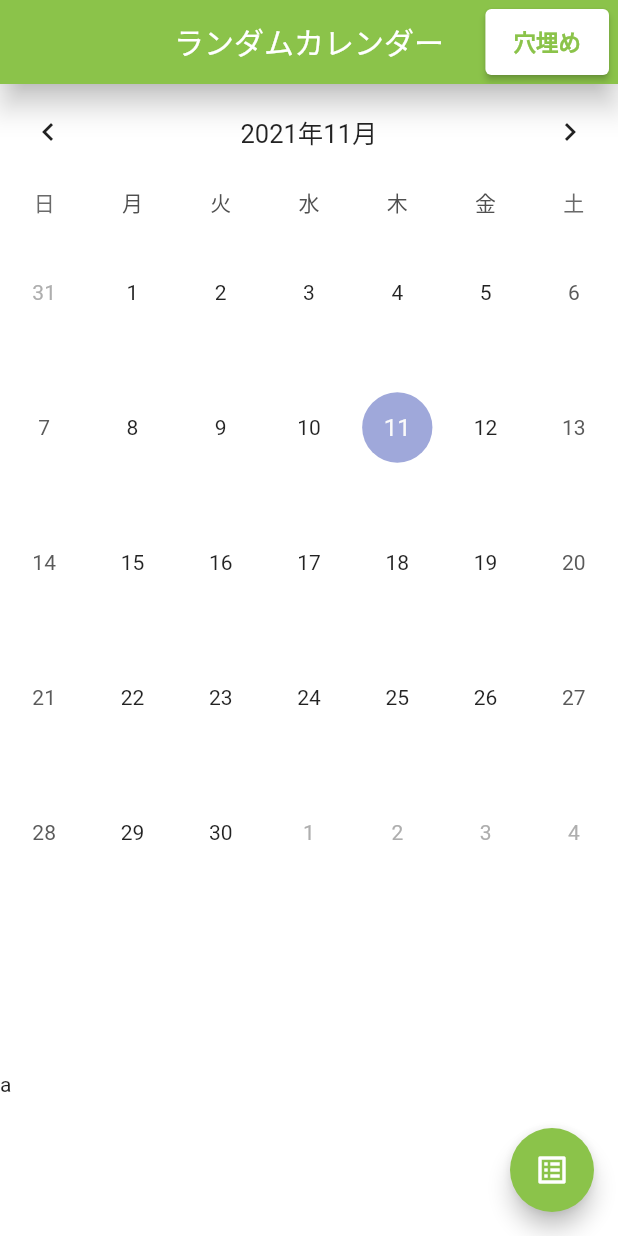
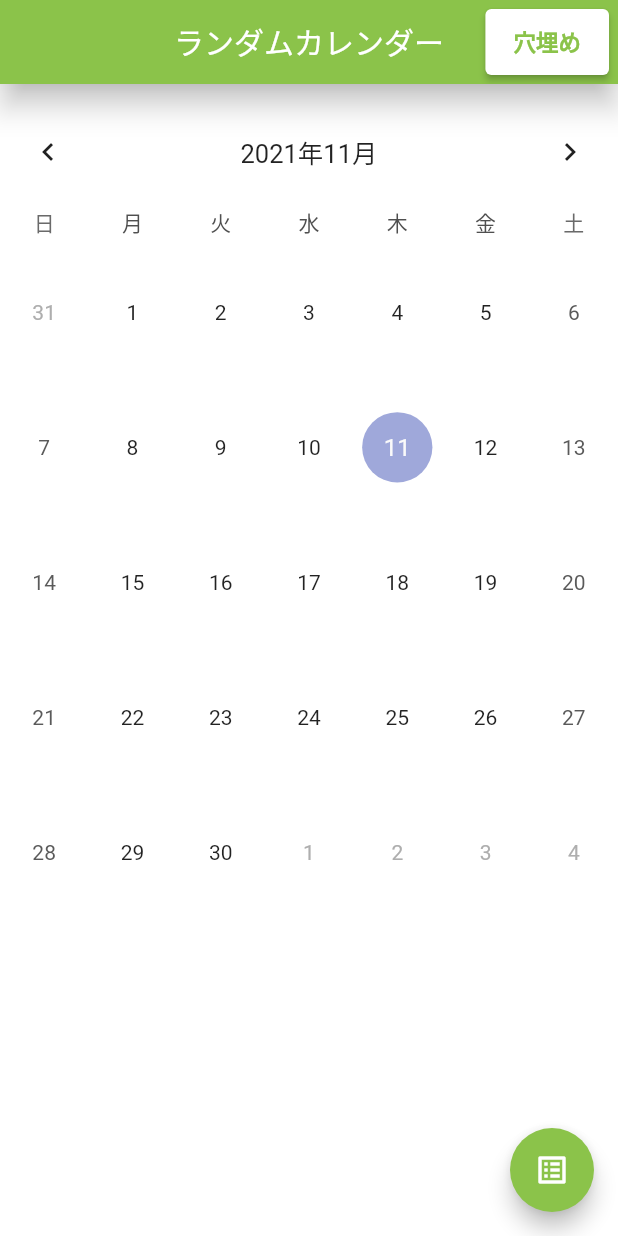
Before and after one commit to k12hirano/random_calendar, a Flutter app: the screen it shows after launch, on a phone screen of 412 x 824 dp. Run offline on Flutter 3.47's test engine with Material 2 defaults, Android fonts, the phone set to English and light mode, and no system bars; drawn by our look-alikes of table_calendar; our stand-ins replace flutter_slidable, sqflite, syncfusion_flutter_datepicker; accounts and stored records are empty.

Commit message:
7th commit

```diff
--- a/lib/event.dart
+++ b/lib/event.dart
@@ -3,7 +3,8 @@ class Event {
   String title;
   int mode;
   int count;
-  DateTime datetime;
+  int year;
+  int month;
   String enrollment;
 
   Event({
@@ -11,7 +12,8 @@ class Event {
     this.title,
     this.mode,
     this.count,
-    this.datetime,
+    this.year,
+    this.month,
     this.enrollment
 });
 
@@ -21,7 +23,8 @@ class Event {
       'title': title,
       'mode': mode,
       'count': count,
-      'dateTime': datetime,
+      'year': year,
+      'month': month,
       'enrollment': enrollment
     };
   }
--- a/lib/root.dart
+++ b/lib/root.dart
@@ -22,10 +22,12 @@ class _RootState extends State<Root> {
   List<Plan> _plans = [];
   final ScrollController _scrollController = ScrollController();
   DateRangePickerController controller = DateRangePickerController();
-
+  DateTime _selectedDay;
+  DateTime _focusedDay;
 
   @override
   void initState() {
+    _selectedDay = _focusedDay;
     load();
     super.initState();
   }
@@ -61,8 +63,7 @@ class _RootState extends State<Root> {
     final width = MediaQuery.of(context).size.width;
     final adjustsizeh = MediaQuery.of(context).size.height * 0.0011;
 
-    DateTime _selectedDay;
-    DateTime _focusedDay;
+
     int currentMonth;
     int getHashCode(DateTime key) {
       return key.day * 1000000 + key.month * 10000 + key.year;
@@ -194,11 +195,12 @@ class _RootState extends State<Root> {
                         return isSameDay(_selectedDay, day);
                       },
                       onDaySelected: (selectedDay, focusedDay) {
+                        if(!isSameDay(_selectedDay, selectedDay)){
                         setState(() {
                           _selectedDay = selectedDay;
-                          //_focusedDay = focusedDay;
+                          _focusedDay = focusedDay;
                         });
-                      },
+                      }},
                       onDayLongPressed: (selectedDay, focusedDay){
                         setState(() {
 
@@ -212,13 +214,14 @@ class _RootState extends State<Root> {
 
                     )),
                 Container(
-                    height: height*0.3,
-                    child: ListView.builder(
-                    itemCount: 1,
-                    itemBuilder: (context, index){
-                    return InkWell(onTap: (){},
-                    child: Container(child: Text('a')));
-                }))
+                    height: height*0.1,
+                    child: ListView(
+                      children: _getEventForDay(_selectedDay).map((event) =>
+                          ListTile(
+                        title:
+                        Text(event.title.toString()),
+                      )).toList(),
+                    ))
               ],
             ),
           )
```
Also changed, not shown: lib/db.dart (+11 -8 lines), lib/popup.dart (+22 -7 lines).
